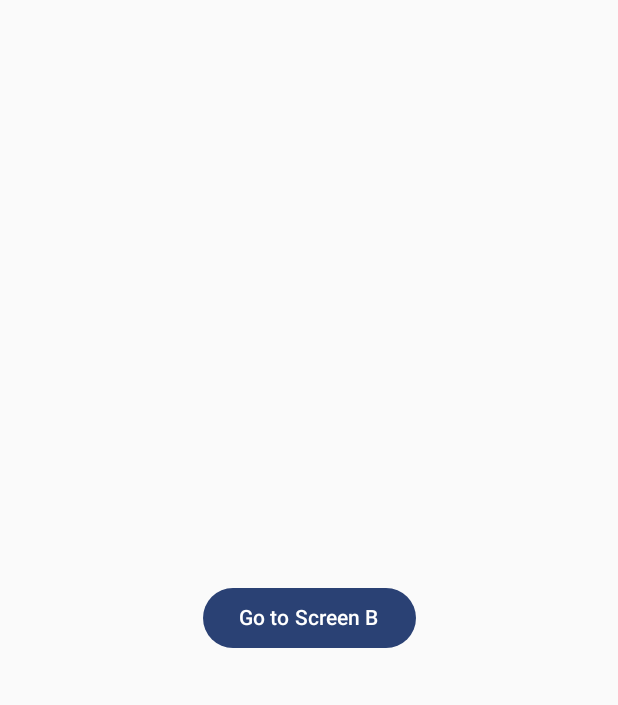
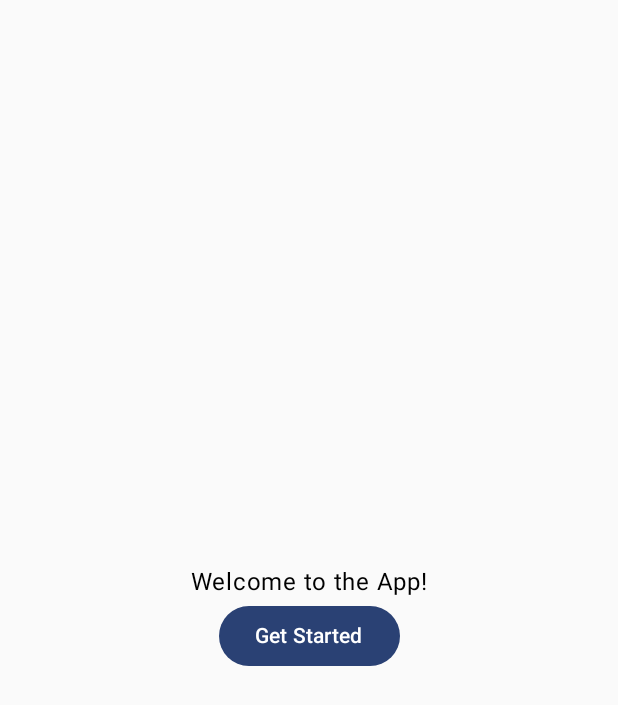
Before and after one commit to ahmeddwalid/Finjan, an Android app built with Jetpack Compose: the screen it shows after launch (MainActivity), on a phone screen of 412 x 824 dp. Shown: the top 705 px of the screen. Run offline under Robolectric (Android 15) with nearby library versions, the phone set to English and light mode, and no system bars.

Commit message:
Refactored code to implement MVVM design pattern

```diff
--- a/app/build.gradle.kts
+++ b/app/build.gradle.kts
@@ -60,4 +60,5 @@ dependencies {
 
     implementation(libs.navigation.compose)
     implementation(libs.kotlinx.serialization.json)
+    implementation (libs.androidx.core.splashscreen)
 }
--- a/app/src/main/java/com/example/finjan/MainActivity.kt
+++ b/app/src/main/java/com/example/finjan/MainActivity.kt
@@ -4,23 +4,9 @@ import android.os.Bundle
 import androidx.activity.ComponentActivity
 import androidx.activity.compose.setContent
 import androidx.activity.enableEdgeToEdge
-import androidx.compose.foundation.layout.Arrangement
-import androidx.compose.foundation.layout.Column
-import androidx.compose.foundation.layout.fillMaxSize
-import androidx.compose.foundation.layout.padding
-import androidx.compose.material3.Button
-import androidx.compose.material3.Scaffold
-import androidx.compose.material3.Text
-import androidx.compose.runtime.Composable
-import androidx.compose.ui.Alignment
-import androidx.compose.ui.Modifier
-import androidx.compose.ui.tooling.preview.Preview
-import androidx.navigation.compose.NavHost
-import androidx.navigation.compose.composable
 import androidx.navigation.compose.rememberNavController
-import androidx.navigation.toRoute
 import com.example.finjan.ui.theme.FinjanTheme
-import kotlinx.serialization.Serializable
+import com.example.finjan.viewmodel.SharedViewModel
 
 class MainActivity : ComponentActivity() {
     override fun onCreate(savedInstanceState: Bundle?) {
@@ -29,47 +15,9 @@ class MainActivity : ComponentActivity() {
         setContent {
             FinjanTheme {
                 val navController = rememberNavController()
-                NavHost(
-                    navController = navController,
-                    startDestination = ScreenA
-                ) {
-                    composable<ScreenA> {
-                        Column (
-                            modifier = Modifier.fillMaxSize(),
-                            verticalArrangement = Arrangement.Center,
-                            horizontalAlignment = Alignment.CenterHorizontally
-                        ) {
-                            Button(onClick = {
-                                navController.navigate(ScreenB(
-                                    name = "Ahmed",
-                                    age = 20
-                                ))
-                            }) {
-                                Text(text = "Go to Screen B")
-                            }
-                        }
-                    }
-                    composable<ScreenB> {
-                        val args = it.toRoute<ScreenB>()
-                        Column (
-                            modifier = Modifier.fillMaxSize(),
-                            verticalArrangement = Arrangement.Center,
-                            horizontalAlignment = Alignment.CenterHorizontally
-                        ) {
-                            Text(text = "${args.name}, ${args.age} years old")
-                        }
-                    }
-                }
+                val sharedViewModel = SharedViewModel()
+                NavigationManager(navController = navController, sharedViewModel = sharedViewModel)
             }
         }
     }
 }
-
-@Serializable
-object ScreenA
-
-@Serializable
-data class ScreenB (
-    val name: String?,
-    val age: Int
-)
--- /dev/null
+++ b/app/src/main/java/com/example/finjan/NavigationManager.kt
@@ -0,0 +1,35 @@
+package com.example.finjan
+
+import androidx.compose.runtime.Composable
+import androidx.navigation.NavHostController
+import androidx.navigation.compose.NavHost
+import androidx.navigation.compose.composable
+import com.example.finjan.ui.screens.authentication.LoginScreen
+import com.example.finjan.ui.screens.authentication.SignUpScreen
+import com.example.finjan.ui.screens.welcome.PageViewScreen
+import com.example.finjan.ui.screens.welcome.WelcomeScreen
+import com.example.finjan.viewmodel.SharedViewModel
+
+@Composable
+fun NavigationManager(
+    navController: NavHostController,
+    sharedViewModel: SharedViewModel
+) {
+    NavHost(
+        navController = navController,
+        startDestination = "page_view_screen"
+    ) {
+        composable("page_view_screen") {
+            PageViewScreen(navController)
+        }
+        composable("welcome_screen") {
+            WelcomeScreen(navController)
+        }
+        composable("login_screen") {
+            LoginScreen(navController)
+        }
+        composable("signup_screen") {
+            SignUpScreen(navController)
+        }
+    }
+}
--- /dev/null
+++ b/app/src/main/java/com/example/finjan/ui/screens/home/HomeScreen.kt
@@ -0,0 +1 @@
+package com.example.finjan.ui.screens.home
--- /dev/null
+++ b/app/src/main/java/com/example/finjan/ui/screens/welcome/PageViewScreen.kt
@@ -0,0 +1,27 @@
+package com.example.finjan.ui.screens.welcome
+
+import androidx.compose.foundation.layout.Arrangement
+import androidx.compose.foundation.layout.Column
+import androidx.compose.foundation.layout.fillMaxSize
+import androidx.compose.material3.Button
+import androidx.compose.material3.Text
+import androidx.compose.runtime.Composable
+import androidx.compose.ui.Alignment
+import androidx.compose.ui.Modifier
+import androidx.navigation.NavController
+
+@Composable
+fun PageViewScreen(navController: NavController) {
+    Column(
+        modifier = Modifier.fillMaxSize(),
+        verticalArrangement = Arrangement.Center,
+        horizontalAlignment = Alignment.CenterHorizontally
+    ) {
+        Text(text = "Welcome to the App!")
+        Button(onClick = {
+            navController.navigate("welcome_screen")
+        }) {
+            Text(text = "Get Started")
+        }
+    }
+}
--- /dev/null
+++ b/app/src/main/java/com/example/finjan/viewmodel/SharedViewModel.kt
@@ -0,0 +1,7 @@
+package com.example.finjan.viewmodel
+
+import androidx.lifecycle.ViewModel
+
+class SharedViewModel : ViewModel() {
+    // /*TODO: Add SharedViewModel logic here*/
+}
--- /dev/null
+++ b/app/src/main/res/drawable/baseline_coffee_24.xml
@@ -0,0 +1,5 @@
+<vector xmlns:android="http://schemas.android.com/apk/res/android" android:height="24dp" android:tint="#51422D" android:viewportHeight="24" android:viewportWidth="24" android:width="24dp">
+
+    <path android:fillColor="@android:color/white" android:pathData="M18.5,3H6C4.9,3 4,3.9 4,5v5.71c0,3.83 2.95,7.18 6.78,7.29c3.96,0.12 7.22,-3.06 7.22,-7v-1h0.5c1.93,0 3.5,-1.57 3.5,-3.5S20.43,3 18.5,3zM16,5v3H6V5H16zM18.5,8H18V5h0.5C19.33,5 20,5.67 20,6.5S19.33,8 18.5,8zM4,19h16v2H4V19z"/>
+
+</vector>
--- a/gradle/libs.versions.toml
+++ b/gradle/libs.versions.toml
@@ -1,5 +1,6 @@
 [versions]
 agp = "8.7.2"
+coreSplashscreen = "1.0.1"
 kotlin = "2.0.20"
 coreKtx = "1.15.0"
 junit = "4.13.2"
@@ -13,6 +14,7 @@ serialization = "1.7.1"
 
 [libraries]
 androidx-core-ktx = { group = "androidx.core", name = "core-ktx", version.ref = "coreKtx" }
+androidx-core-splashscreen = { module = "androidx.core:core-splashscreen", version.ref = "coreSplashscreen" }
 junit = { group = "junit", name = "junit", version.ref = "junit" }
 androidx-junit = { group = "androidx.test.ext", name = "junit", version.ref = "junitVersion" }
 androidx-espresso-core = { group = "androidx.test.espresso", name = "espresso-core", version.ref = "espressoCore" }
```
Also changed, not shown: app/src/main/java/com/example/finjan/ui/Uicomponents.kt (added, +41 -0 lines), app/src/main/java/com/example/finjan/ui/screens/authentication/SignInScreen.kt (added, +28 -0 lines), app/src/main/java/com/example/finjan/ui/screens/authentication/SignUpScreen.kt (added, +28 -0 lines), app/src/main/java/com/example/finjan/ui/screens/welcome/WelcomeScreen.kt (added, +32 -0 lines), app/src/main/res/drawable/baseline_bakery_dining_24.xml (added, +10 -0 lines), app/src/main/res/drawable/cat.png (added), app/src/main/res/font/poppins_bold.ttf (added), app/src/main/res/font/poppins_extrabold.ttf (added), app/src/main/res/font/poppins_light.ttf (added), app/src/main/res/font/poppins_medium.ttf (added), app/src/main/res/font/poppins_regular.ttf (added), app/src/main/res/font/poppins_semibold.ttf (added).
